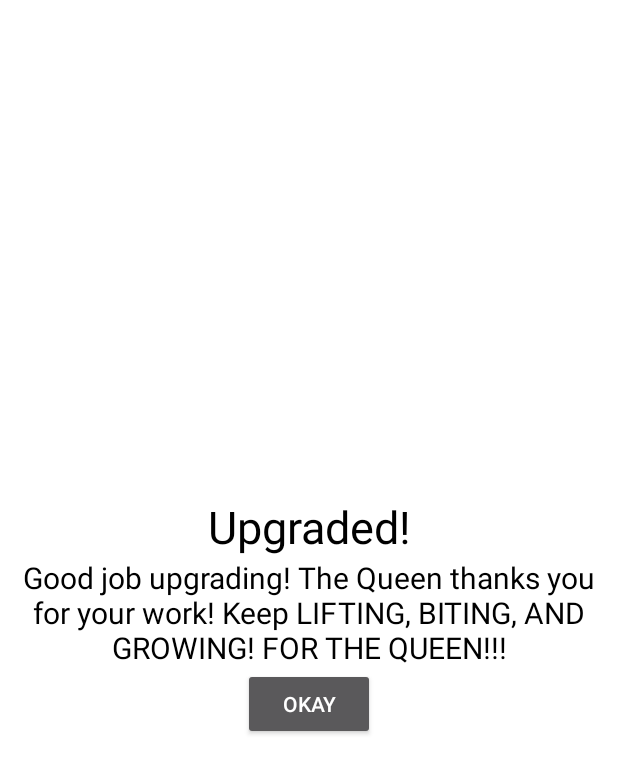
After one commit to seanjoo4/AntColonyMobileGame, an Android app: the layout activity_upgrade_thank_you.xml on its own in the app's theme, with its tools: preview values and no code run, on a phone screen of 412 x 824 dp. The commit adds this screen. Shown: the top 774 px of the screen. Run offline under Robolectric (Android 15) with nearby library versions, the phone set to English and light mode, and no system bars; Roboto replaces fonts that are not available here.

Commit message:
implemented popup thank you message

```diff
--- a/app/src/main/java/com/e/antcolony/PopUpgrade.java
+++ b/app/src/main/java/com/e/antcolony/PopUpgrade.java
@@ -163,6 +163,9 @@ public class PopUpgrade extends AppCompatActivity {
                     return;
                 }
 
+                // popup
+                startActivity(new Intent(PopUpgrade.this, UpgradeThankYou.class));
+
                 // upgrade the tier status
                 // changes the tier name by comparing the current name with the next names in the progression
                 // ordered from easiest to hardest to reduce the number of comparisons
--- /dev/null
+++ b/app/src/main/res/layout/activity_upgrade_thank_you.xml
@@ -0,0 +1,36 @@
+<?xml version="1.0" encoding="utf-8"?>
+<LinearLayout xmlns:android="http://schemas.android.com/apk/res/android"
+    xmlns:app="http://schemas.android.com/apk/res-auto"
+    xmlns:tools="http://schemas.android.com/tools"
+    android:layout_width="match_parent"
+    android:layout_height="match_parent"
+    android:background="#FFFFFF"
+    android:gravity="center"
+    android:orientation="vertical"
+    tools:context=".UpgradeThankYou">
+
+    <TextView
+        android:id="@+id/popupTitle"
+        android:layout_width="wrap_content"
+        android:layout_height="wrap_content"
+        android:text="@string/upgraded"
+        android:textColor="#000000"
+        android:gravity="center"
+        android:textSize="30sp"/>
+
+    <TextView
+        android:id="@+id/popupText"
+        android:layout_width="wrap_content"
+        android:layout_height="wrap_content"
+        android:text="@string/good_job_upgrading_the_queen_thanks_you_for_your_work_keep_lifting_biting_and_growing_for_the_queen"
+        android:textColor="#000000"
+        android:gravity="center"
+        android:textSize="20sp"/>
+
+    <Button
+        android:id="@+id/popupOkayButton"
+        android:layout_width="wrap_content"
+        android:layout_height="wrap_content"
+        android:soundEffectsEnabled="false"
+        android:text="@string/okay" />
+</LinearLayout>
--- a/app/src/main/res/values/strings.xml
+++ b/app/src/main/res/values/strings.xml
@@ -76,4 +76,6 @@
     <string name="how_to_play_description">"There are five major game player interactions:             Clicking on the queen: increases idle and total ants by strength factor at no cost             Grow: increases the colony strength at the cost of idle ants             Lift: large increase of idle and total ants at the cost of strength with 50% success rate             Bite: risky huge change in idle/total ants and territories owned with success rate contingent on number of idle and total ants and random chance.             Upgrade Colony: increases strength, colony tier, glory score, and colony aesthetics requiring (but not costing) territories claimed and number of grows.       "</string>
     <string name="totalAnts">Total Ants:</string>
     <string name="lift_description_bad">No humans are throwing away scraps!</string>
+    <string name="good_job_upgrading_the_queen_thanks_you_for_your_work_keep_lifting_biting_and_growing_for_the_queen">Good job upgrading! The Queen thanks you for your work! Keep LIFTING, BITING, AND GROWING! FOR THE QUEEN!!!</string>
+    <string name="upgraded">Upgraded!</string>
 </resources>
```
Also changed, not shown: app/src/main/AndroidManifest.xml (+6 -5 lines), app/src/main/java/com/e/antcolony/UpgradeThankYou.java (added, +41 -0 lines), 4 other files.
